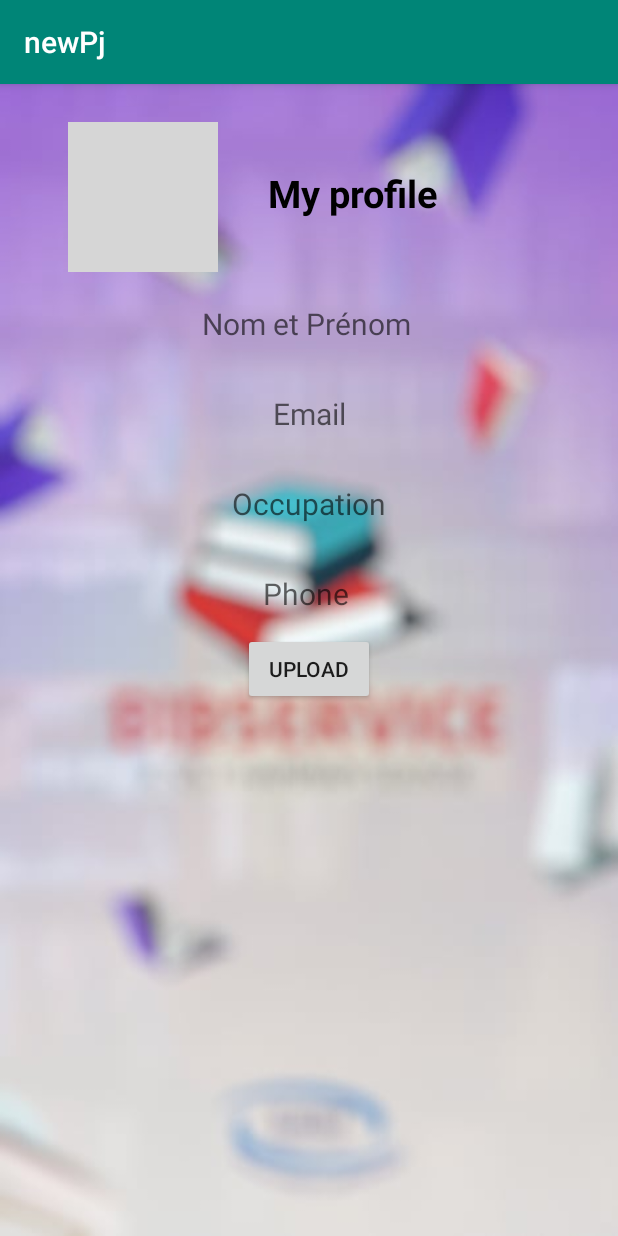
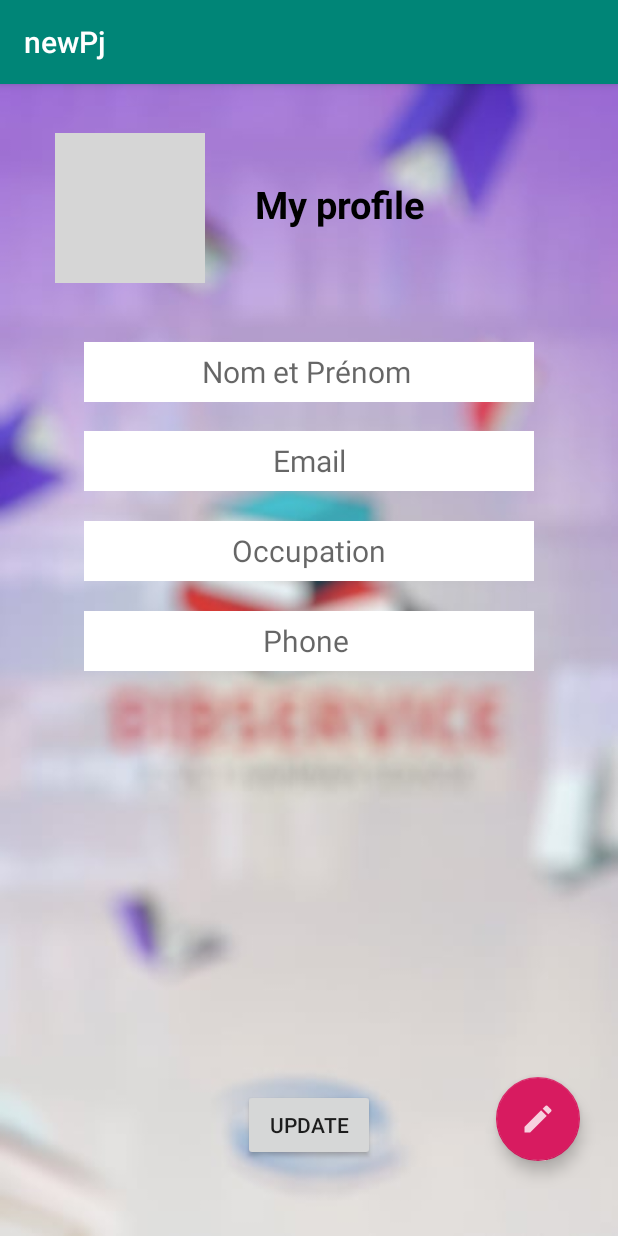
Before and after one commit to Bahaeddinebettaieb/Bibliotheque, an Android app: the Profile screen opened directly, with no data from a screen before it, on a phone screen of 412 x 824 dp. Run offline under Robolectric (Android 15) with nearby library versions, the phone set to English and light mode, and no system bars; our stand-ins replace Firebase (no records; nobody signed in at launch, a user with empty details on screens opened directly); grey boxes are pictures that could not be loaded.

Commit message:
Fix update profile

```diff
--- a/app/src/main/java/com/example/lenovo/newpj/Profile.java
+++ b/app/src/main/java/com/example/lenovo/newpj/Profile.java
@@ -1,13 +1,24 @@
 package com.example.lenovo.newpj;
 
+import android.app.ProgressDialog;
+import android.content.DialogInterface;
 import android.content.Intent;
 import android.support.annotation.NonNull;
+import android.support.design.widget.FloatingActionButton;
+import android.support.v7.app.AlertDialog;
 import android.support.v7.app.AppCompatActivity;
 import android.os.Bundle;
+import android.text.TextUtils;
+import android.text.style.UpdateAppearance;
+import android.view.View;
+import android.widget.Button;
 import android.widget.EditText;
+import android.widget.LinearLayout;
 import android.widget.TextView;
 import android.widget.Toast;
 
+import com.google.android.gms.tasks.OnFailureListener;
+import com.google.android.gms.tasks.OnSuccessListener;
 import com.google.firebase.auth.FirebaseAuth;
 import com.google.firebase.auth.FirebaseUser;
 import com.google.firebase.auth.UserProfileChangeRequest;
@@ -18,16 +29,21 @@ import com.google.firebase.database.FirebaseDatabase;
 import com.google.firebase.database.Query;
 import com.google.firebase.database.ValueEventListener;
 
+import java.security.Key;
+import java.util.HashMap;
+
 public class Profile extends AppCompatActivity {
 
-    private TextView nomPrenom,email,phone,occupation;
+    private EditText nomPrenom,email,phone,occupation;
+    private Button update;
+    private FloatingActionButton fab;
     private FirebaseAuth firebaseAuth;
     private FirebaseDatabase database;
     private DatabaseReference mDatabase;
     private FirebaseUser user;
-    private static final String USER = "USER";
 
-    //User user;
+    ProgressDialog pd;
+
     String emailTest,nomPrenomTest,occupationTest,phoneTest;
 
     @Override
@@ -35,10 +51,14 @@ public class Profile extends AppCompatActivity {
         super.onCreate(savedInstanceState);
         setContentView(R.layout.activity_profile);
 
-        nomPrenom = (TextView) findViewById(R.id.nomPrenom);
-        email = (TextView) findViewById(R.id.email);
-        phone = (TextView) findViewById(R.id.phone);
-        occupation = (TextView) findViewById(R.id.occupation);
+        nomPrenom = (EditText) findViewById(R.id.nomPrenom);
+        email = (EditText) findViewById(R.id.email);
+        phone = (EditText) findViewById(R.id.phone);
+        occupation = (EditText) findViewById(R.id.occupation);
+        update = (Button) findViewById(R.id.update);
+        fab = (FloatingActionButton) findViewById(R.id.fab);
+
+        pd = new ProgressDialog(Profile.this);
 
         database = FirebaseDatabase.getInstance();
         mDatabase = database.getReference("USER");
@@ -69,6 +89,134 @@ public class Profile extends AppCompatActivity {
                 Toast.makeText(Profile.this,databaseError.getMessage(),Toast.LENGTH_SHORT).show();
             }
         });
+
+        update.setOnClickListener(new View.OnClickListener() {
+            @Override
+            public void onClick(View v) {
+                Update();
+            }
+        });
+//
+//        fab.setOnClickListener(new View.OnClickListener() {
+//            @Override
+//            public void onClick(View v) {
+//                showEditProfileDialog();
+//            }
+//        });
+//    }
+//
+//    private void showEditProfileDialog(){
+//        String options [] = {"Edit nom et prenom","Edit email","Edit occupation","Edit phone"};
+//
+//        AlertDialog.Builder builder = new AlertDialog.Builder(Profile.this);
+//
+//        builder.setTitle("Choose Action");
+//
+//        builder.setItems(options, new DialogInterface.OnClickListener() {
+//            @Override
+//            public void onClick(DialogInterface dialog, int which) {
+//                if(which == 0){
+//                    //Edit nom et prenom
+//                    pd.setMessage("Updating nom et prenom");
+//                    updateProfile("nomPrenom");
+//                }else if (which == 1){
+//                    //Edit email
+//                    pd.setMessage("Updating email");
+//                    updateProfile("email");
+//                }else if (which == 2){
+//                    //Edit occupation
+//                    pd.setMessage("Updating occuaption");
+//                    updateProfile("occupation");
+//                }else if (which == 3){
+//                    //Edit phone
+//                    pd.setMessage("Updating phone");
+//                    updateProfile("phone");
+//                }
+//            }
+//        });
+//
+//        builder.create().show();
+//    }
+//
+//    private void updateProfile(final String key){
+//        AlertDialog.Builder builder = new AlertDialog.Builder(Profile.this);
+//        builder.setTitle("Update" + key);
+//
+//        LinearLayout linearLayout = new LinearLayout(Profile.this);
+//        linearLayout.setOrientation(LinearLayout.VERTICAL);
+//        linearLayout.setPadding(10,10,10,10);
+//
+//        final EditText editText = new EditText((Profile.this));
+//        editText.setHint("Enter" + key);
+//        linearLayout.addView(editText);
+//
+//        builder.setView(linearLayout);
+//
+//        builder.setPositiveButton("Update", new DialogInterface.OnClickListener() {
+//            @Override
+//            public void onClick(DialogInterface dialog, int which) {
+//                String value = editText.getText().toString().trim();
+//
+//                if (!TextUtils.isEmpty(value)){
+//                    pd.show();
+//                    HashMap<String,Object> result =new HashMap<>();
+//                    result.put(key,value);
+//
+//                    mDatabase.child(user.getUid()).updateChildren(result).addOnSuccessListener(new OnSuccessListener<Void>() {
+//                        @Override
+//                        public void onSuccess(Void aVoid) {
+//                            pd.dismiss();
+//                            Toast.makeText(Profile.this,"Updated...",Toast.LENGTH_SHORT).show();
+//                        }
+//                    }).addOnFailureListener(new OnFailureListener() {
+//                        @Override
+//                        public void onFailure(@NonNull Exception e) {
+//                            pd.dismiss();
+//                            Toast.makeText(Profile.this,e.getMessage(),Toast.LENGTH_SHORT).show();
+//                        }
+//                    });
+//                }else {
+//                    Toast.makeText(Profile.this,"Enter"+key,Toast.LENGTH_SHORT).show();
+//                }
+//            }
+//        });
+//
+//        builder.setNegativeButton("Cancel", new DialogInterface.OnClickListener() {
+//            @Override
+//            public void onClick(DialogInterface dialog, int which) {
+//                dialog.dismiss();
+//            }
+//        });
+//
+//        builder.create().show();
+   }
+
+   public void Update(){
+        if (isNameChanged() || isMailChanged()){
+           Toast.makeText(Profile.this, "Data has been updated...",Toast.LENGTH_SHORT).show();
+        }else{
+            Toast.makeText(Profile.this, "Data is same and cannot be updated",Toast.LENGTH_SHORT).show();
+        }
+   }
+
+
+
+    private boolean isMailChanged() {
+        if (!emailTest.equals(email.getText().toString())){
+            mDatabase.child(user.getUid()).child("email").setValue(email.getText().toString());
+            return true;
+        }else{
+            return false;
+        }
+    }
+
+    private boolean isNameChanged() {
+        if (!nomPrenomTest.equals(nomPrenom.getText().toString())){
+           mDatabase.child(user.getUid()).child("nomPrenom").setValue(nomPrenom.getText().toString());
+            return true;
+        }else{
+            return false;
+        }
     }
 
 }
--- a/app/src/main/java/com/example/lenovo/newpj/Register.java
+++ b/app/src/main/java/com/example/lenovo/newpj/Register.java
@@ -154,11 +154,7 @@ public class Register extends AppCompatActivity {
                     public void onComplete(@NonNull Task<AuthResult> task) {
                         if (task.isSuccessful()) {
                             FirebaseUser user = mAuth.getCurrentUser();
-
-
-
                             Toast.makeText(Register.this, "Inscription avec Succès!", Toast.LENGTH_LONG).show();
-
                             updateUI(user);
                         } else {
                             Toast.makeText(Register.this, "Authentication failed.", Toast.LENGTH_SHORT).show();
@@ -168,8 +164,9 @@ public class Register extends AppCompatActivity {
     }
 
     public void updateUI(FirebaseUser currentUser){
-        String keyId = mDatabase.push().getKey();
-        mDatabase.child(keyId).setValue(user);
+        String key = mAuth.getCurrentUser().getUid();
+       // String keyId = mDatabase.push().getKey();
+        mDatabase.child(key).setValue(user);
         Intent dashboardIntent = new Intent(this,Dashboard.class);
         startActivity(dashboardIntent);
     }
--- a/app/src/main/res/layout/activity_profile.xml
+++ b/app/src/main/res/layout/activity_profile.xml
@@ -1,5 +1,5 @@
 <?xml version="1.0" encoding="utf-8"?>
-<LinearLayout xmlns:android="http://schemas.android.com/apk/res/android"
+<RelativeLayout xmlns:android="http://schemas.android.com/apk/res/android"
     xmlns:tools="http://schemas.android.com/tools"
     android:layout_width="match_parent"
     android:layout_height="match_parent"
@@ -10,19 +10,23 @@
 
     <RelativeLayout
         android:layout_width="372dp"
-        android:layout_height="146dp">
+        android:layout_height="146dp"
+        android:layout_alignParentStart="true"
+        android:layout_alignParentTop="true"
+        android:layout_marginStart="11dp"
+        android:layout_marginTop="7dp">
 
         <ImageView
             android:id="@+id/image"
             android:layout_width="100dp"
             android:layout_height="100dp"
             android:layout_alignParentStart="true"
+            android:layout_alignParentLeft="true"
             android:layout_alignParentTop="true"
             android:layout_marginStart="25dp"
+            android:layout_marginLeft="25dp"
             android:layout_marginTop="25dp"
-            android:src="@drawable/avatar"
-            android:layout_alignParentLeft="true"
-            android:layout_marginLeft="25dp" />
+            android:src="@drawable/avatar" />
 
         <TextView
             android:layout_width="132dp"
@@ -36,47 +40,74 @@
             android:textStyle="bold" />
     </RelativeLayout>
 
-    <TextView
+    <EditText
         android:id="@+id/nomPrenom"
         android:layout_width="300dp"
         android:layout_height="40dp"
+        android:layout_alignParentTop="true"
+        android:layout_centerHorizontal="true"
+        android:layout_marginTop="172dp"
+        android:background="@android:color/white"
         android:hint="Nom et Prénom "
-        android:textSize="20dp"
-        android:textAlignment="center" />
+        android:textAlignment="center"
+        android:textSize="20dp" />
 
 
-    <TextView
+    <EditText
         android:id="@+id/email"
         android:layout_width="300dp"
         android:layout_height="40dp"
-        android:layout_marginTop="20dp"
-        android:textSize="20dp"
+        android:layout_below="@id/nomPrenom"
+        android:layout_centerHorizontal="true"
+        android:layout_marginTop="19dp"
+        android:background="@android:color/white"
         android:hint="Email"
-        android:textAlignment="center"/>
+        android:textAlignment="center"
+        android:textSize="20dp" />
 
-    <TextView
+    <EditText
         android:id="@+id/occupation"
         android:layout_width="300dp"
         android:layout_height="40dp"
+        android:layout_below="@+id/email"
+        android:layout_centerHorizontal="true"
         android:layout_marginTop="20dp"
-        android:textSize="20dp"
+        android:background="@android:color/white"
         android:hint="Occupation"
-        android:textAlignment="center"/>
+        android:textAlignment="center"
+        android:textSize="20dp" />
 
-    <TextView
+    <EditText
         android:id="@+id/phone"
         android:layout_width="300dp"
         android:layout_height="40dp"
+        android:layout_below="@+id/occupation"
+        android:layout_centerHorizontal="true"
         android:layout_marginTop="20dp"
+        android:background="@android:color/white"
         android:hint="Phone "
-        android:textSize="20dp"
-        android:textAlignment="center"/>
+        android:textAlignment="center"
+        android:textSize="20dp" />
 
     <Button
-        android:id="@+id/upload"
+        android:id="@+id/update"
         android:layout_width="wrap_content"
         android:layout_height="wrap_content"
-        android:text="Upload" />
+        android:layout_alignBottom="@+id/fab"
+        android:layout_centerHorizontal="true"
+        android:text="Update" />
 
 
-</LinearLayout>
+    <android.support.design.widget.FloatingActionButton
+        android:id="@+id/fab"
+        android:src="@drawable/ic_edit"
+        android:layout_width="wrap_content"
+        android:layout_height="wrap_content"
+        android:layout_alignParentEnd="true"
+        android:layout_alignParentRight="true"
+        android:layout_alignParentBottom="true"
+        android:layout_marginEnd="25dp"
+        android:layout_marginRight="25dp"
+        android:layout_marginBottom="50dp" />
+
+</RelativeLayout>
```
Also changed, not shown: app/src/main/res/drawable-hdpi/ic_edit.png (added), app/src/main/res/drawable-mdpi/ic_edit.png (added), app/src/main/res/drawable-xhdpi/ic_edit.png (added), app/src/main/res/drawable-xxhdpi/ic_edit.png (added), app/src/main/res/drawable-xxxhdpi/ic_edit.png (added).
